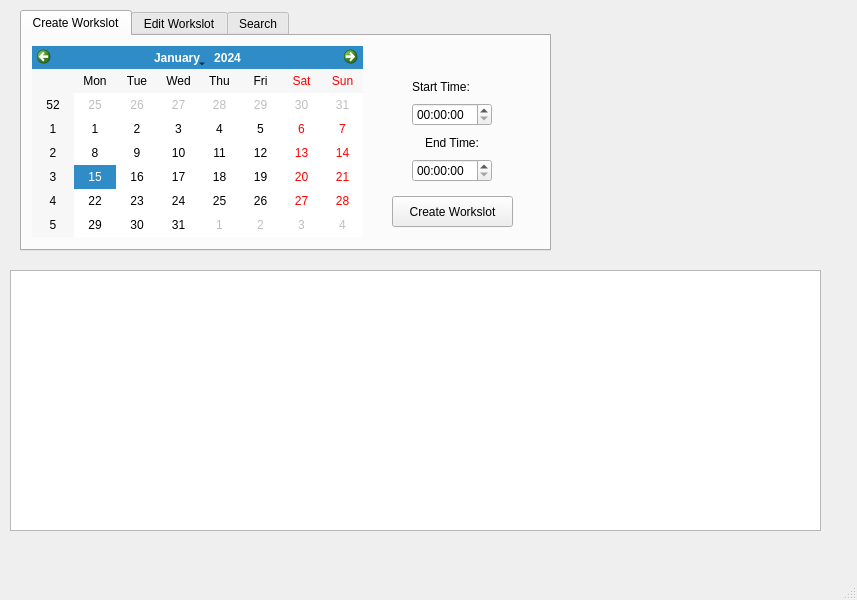
Qt form QtCafeWorkforceManager/CafeOwnerWindow.ui (wreathe-unreal/CSIT314-Project) before a commit.
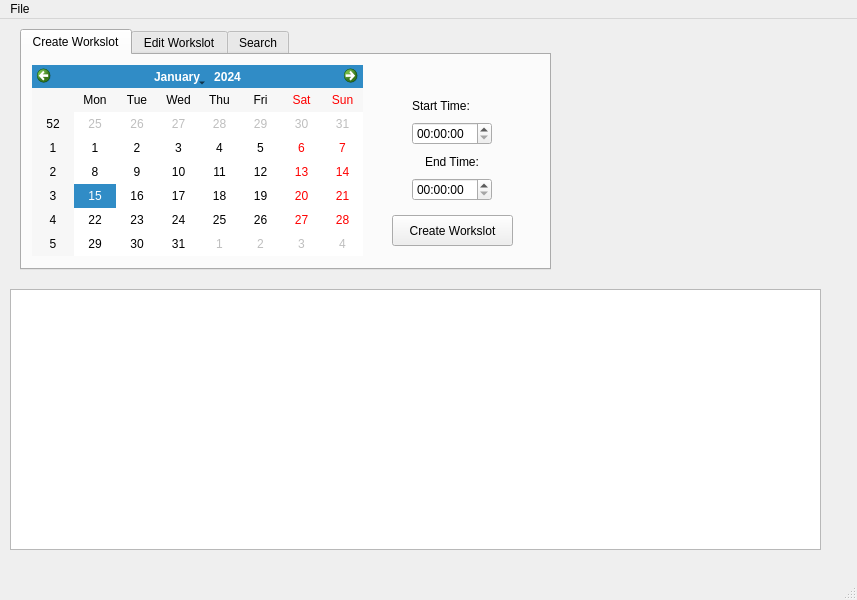
The same form after that commit. Icons and pictures are not drawn.

```diff
--- a/QtCafeWorkforceManager/CafeOwnerWindow.ui
+++ b/QtCafeWorkforceManager/CafeOwnerWindow.ui
@@ -278,6 +278,13 @@
      <height>21</height>
     </rect>
    </property>
+   <widget class="QMenu" name="menuFile">
+    <property name="title">
+     <string>File</string>
+    </property>
+    <addaction name="actionLogout"/>
+   </widget>
+   <addaction name="menuFile"/>
   </widget>
   <widget class="QStatusBar" name="statusbar"/>
  </widget>
```
Left out of the diff: 5 changed lines with no effect on the pictures.
